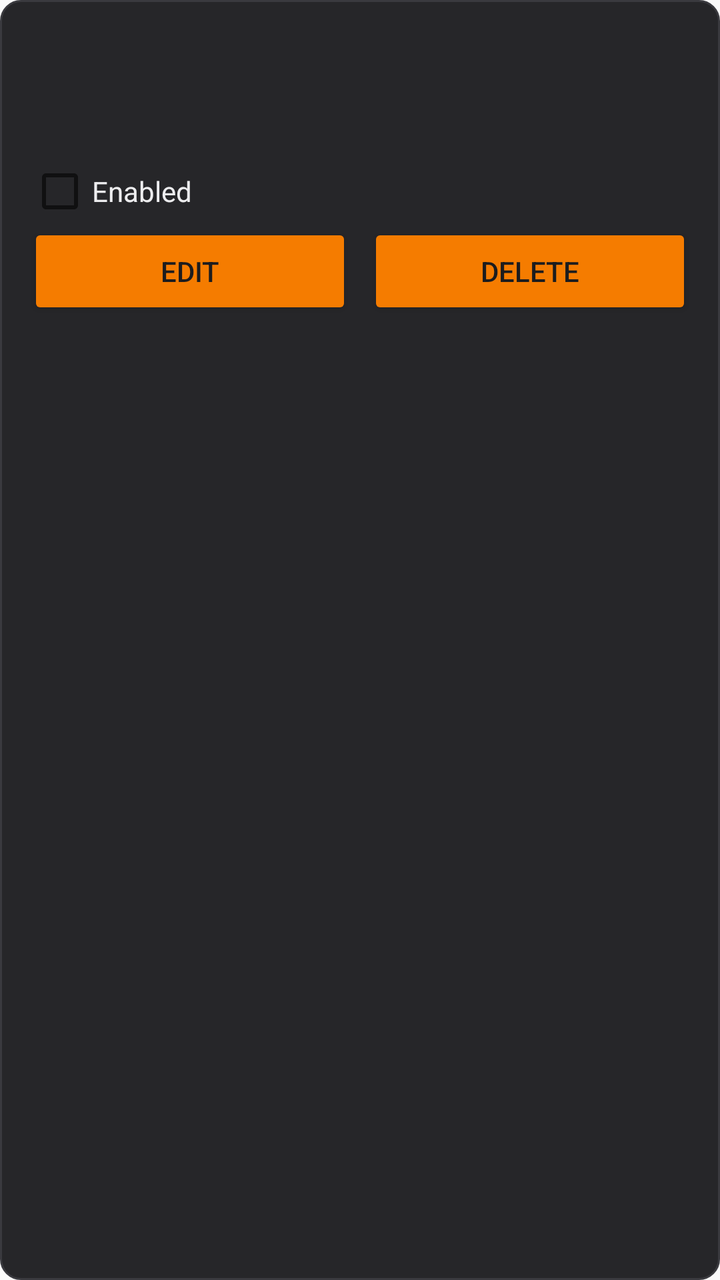
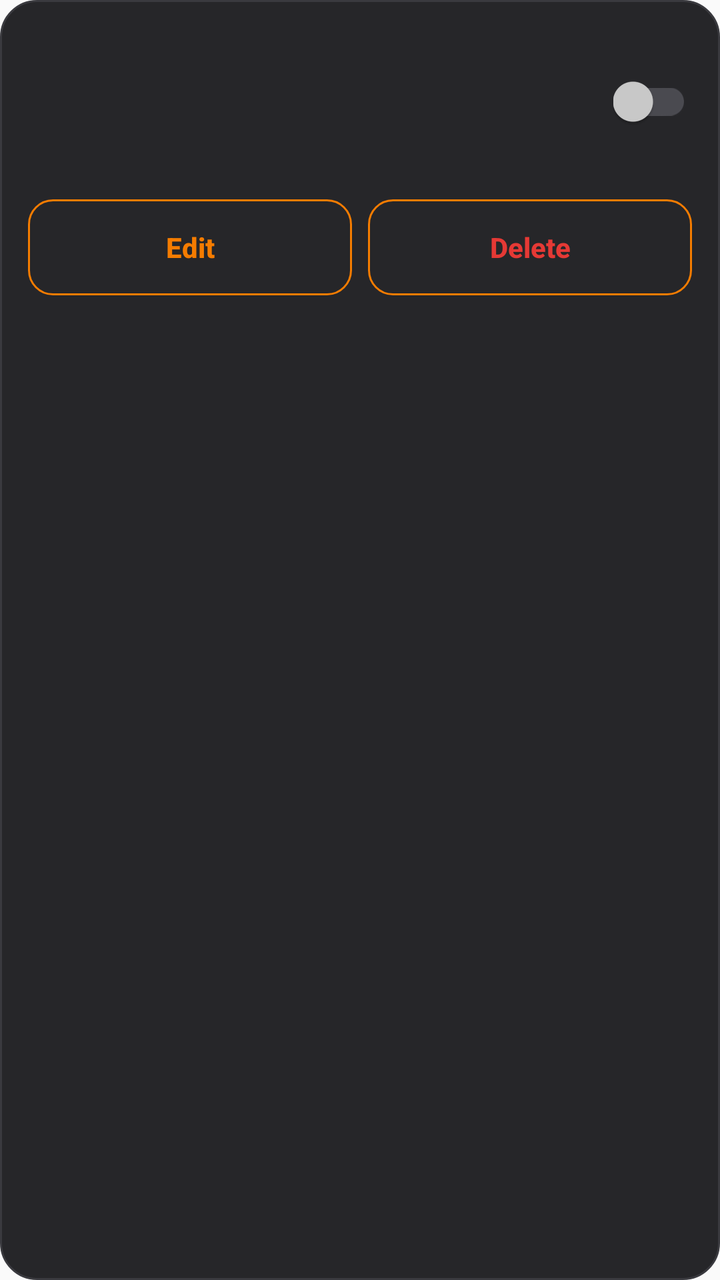

Before-and-after screenshots of an Android layout around one commit, followed by the original layout XML and the change that was made.
<!-- AndroidManifest.xml: application theme Theme.AppCompat.DayNight.NoActionBar -->
<!-- res/layout/item_knock.xml -->
<?xml version="1.0" encoding="utf-8"?>
<LinearLayout xmlns:android="http://schemas.android.com/apk/res/android"
    style="@style/CardContainer">

    <TextView android:id="@+id/knockSequence" style="@style/CardTitle" />
    <TextView android:id="@+id/knockAction" style="@style/BodyText" />
    <TextView android:id="@+id/knockSummary" style="@style/HintText" />
    <CheckBox
        android:id="@+id/knockEnabled"
        android:layout_width="wrap_content"
        android:layout_height="wrap_content"
        android:textColor="@color/text_primary"
        android:text="@string/knock_enabled" />

    <LinearLayout
        android:orientation="horizontal"
        android:layout_width="match_parent"
        android:layout_height="wrap_content">
        <Button android:id="@+id/knockEditBtn" style="@style/AmberButton.Row" android:text="@string/knock_edit" />
        <Button android:id="@+id/knockDeleteBtn" style="@style/AmberButton.Row" android:layout_marginStart="8dp" android:text="@string/knock_delete" />
    </LinearLayout>
</LinearLayout>
<!-- resources referenced by this layout -->
<resources>
  <color name="text_primary">#FFEDEDEF</color>
  <string name="knock_delete">Delete</string>
  <string name="knock_edit">Edit</string>
  <string name="knock_enabled">Enabled</string>
  <style name="AmberButton.Row">
          <item name="android:layout_width">0dp</item>
          <item name="android:layout_weight">1</item>
      </style>
  <style name="BodyText">
          <item name="android:layout_width">wrap_content</item>
          <item name="android:layout_height">wrap_content</item>
          <item name="android:textColor">@color/text_primary</item>
          <item name="android:textSize">15sp</item>
          <item name="android:paddingTop">3dp</item>
          <item name="android:paddingBottom">3dp</item>
      </style>
  <style name="CardContainer">
          <item name="android:orientation">vertical</item>
          <item name="android:background">@drawable/card_bg</item>
          <item name="android:paddingStart">14dp</item>
          <item name="android:paddingEnd">14dp</item>
          <item name="android:paddingTop">12dp</item>
          <item name="android:paddingBottom">12dp</item>
          <item name="android:layout_marginBottom">10dp</item>
          <item name="android:layout_width">match_parent</item>
          <item name="android:layout_height">wrap_content</item>
      </style>
  <style name="CardTitle">
          <item name="android:layout_width">wrap_content</item>
          <item name="android:layout_height">wrap_content</item>
          <item name="android:textColor">@color/accent_text</item>
          <item name="android:textSize">14sp</item>
          <item name="android:textStyle">bold</item>
          <item name="android:paddingBottom">6dp</item>
      </style>
  <style name="HintText">
          <item name="android:layout_width">wrap_content</item>
          <item name="android:layout_height">wrap_content</item>
          <item name="android:textColor">@color/text_hint</item>
          <item name="android:textSize">12sp</item>
      </style>
  <!-- drawable card_bg (drawable) -->
  <?xml version="1.0" encoding="utf-8"?>
  <shape xmlns:android="http://schemas.android.com/apk/res/android" android:shape="rectangle">
      <solid android:color="@color/card_bg" />
      <corners android:radius="10dp" />
      <stroke android:width="1dp" android:color="@color/card_border" />
  </shape>
  <color name="accent_text">#FFE3E3E6</color>
  <color name="text_hint">#FF9A9A9F</color>
  <color name="card_bg">#FF262629</color>
  <color name="card_border">#FF3A3A3F</color>
</resources>

<!-- the commit's change to res/layout/item_knock.xml (unified diff, before → after) -->
@@ -2,21 +2,38 @@
 <LinearLayout xmlns:android="http://schemas.android.com/apk/res/android"
     style="@style/CardContainer">
 
-    <TextView android:id="@+id/knockSequence" style="@style/CardTitle" />
-    <TextView android:id="@+id/knockAction" style="@style/BodyText" />
-    <TextView android:id="@+id/knockSummary" style="@style/HintText" />
-    <CheckBox
-        android:id="@+id/knockEnabled"
-        android:layout_width="wrap_content"
+    <LinearLayout
+        android:orientation="horizontal"
+        android:layout_width="match_parent"
         android:layout_height="wrap_content"
-        android:textColor="@color/text_primary"
-        android:text="@string/knock_enabled" />
+        android:gravity="center_vertical">
+        <LinearLayout
+            android:orientation="vertical"
+            android:layout_width="0dp"
+            android:layout_height="wrap_content"
+            android:layout_weight="1">
+            <TextView
+                android:id="@+id/knockSequence"
+                style="@style/BigNumber"
+                android:textSize="26sp"
+                android:textColor="@color/amber"
+                android:letterSpacing="0.08" />
+            <TextView android:id="@+id/knockAction" style="@style/BodyText" android:textStyle="bold" />
+            <TextView android:id="@+id/knockSummary" style="@style/HintText" />
+        </LinearLayout>
+        <androidx.appcompat.widget.SwitchCompat
+            android:id="@+id/knockEnabled"
+            style="@style/AppSwitch"
+            android:layout_width="wrap_content"
+            android:contentDescription="@string/knock_enabled" />
+    </LinearLayout>
 
     <LinearLayout
         android:orientation="horizontal"
         android:layout_width="match_parent"
-        android:layout_height="wrap_content">
-        <Button android:id="@+id/knockEditBtn" style="@style/AmberButton.Row" android:text="@string/knock_edit" />
-        <Button android:id="@+id/knockDeleteBtn" style="@style/AmberButton.Row" android:layout_marginStart="8dp" android:text="@string/knock_delete" />
+        android:layout_height="wrap_content"
+        android:layout_marginTop="10dp">
+        <Button android:id="@+id/knockEditBtn" style="@style/OutlineButton.Row" android:text="@string/knock_edit" />
+        <Button android:id="@+id/knockDeleteBtn" style="@style/OutlineButton.Row" android:layout_marginStart="8dp" android:textColor="@color/bad" android:text="@string/knock_delete" />
     </LinearLayout>
 </LinearLayout>
<!-- resource entries referenced after the edit -->
@@ -1,12 +1,26 @@
 <!-- resources referenced by this layout -->
 <resources>
+  <color name="amber">#FFF57C00</color>
+  <color name="bad">#FFE53935</color>
   <color name="text_primary">#FFEDEDEF</color>
   <string name="knock_delete">Delete</string>
   <string name="knock_edit">Edit</string>
   <string name="knock_enabled">Enabled</string>
-  <style name="AmberButton.Row">
-          <item name="android:layout_width">0dp</item>
-          <item name="android:layout_weight">1</item>
+  <style name="AppSwitch">
+          <item name="android:layout_width">match_parent</item>
+          <item name="android:layout_height">wrap_content</item>
+          <item name="android:minHeight">48dp</item>
+          <item name="android:textColor">@color/text_primary</item>
+          <item name="android:textSize">15sp</item>
+          <item name="thumbTint">@color/switch_thumb</item>
+          <item name="trackTint">@color/switch_track</item>
+      </style>
+  <style name="BigNumber">
+          <item name="android:layout_width">wrap_content</item>
+          <item name="android:layout_height">wrap_content</item>
+          <item name="android:textColor">@color/text_primary</item>
+          <item name="android:textSize">34sp</item>
+          <item name="android:textStyle">bold</item>
       </style>
   <style name="BodyText">
           <item name="android:layout_width">wrap_content</item>
@@ -27,28 +41,23 @@
           <item name="android:layout_width">match_parent</item>
           <item name="android:layout_height">wrap_content</item>
       </style>
-  <style name="CardTitle">
-          <item name="android:layout_width">wrap_content</item>
-          <item name="android:layout_height">wrap_content</item>
-          <item name="android:textColor">@color/accent_text</item>
-          <item name="android:textSize">14sp</item>
-          <item name="android:textStyle">bold</item>
-          <item name="android:paddingBottom">6dp</item>
-      </style>
   <style name="HintText">
           <item name="android:layout_width">wrap_content</item>
           <item name="android:layout_height">wrap_content</item>
           <item name="android:textColor">@color/text_hint</item>
           <item name="android:textSize">12sp</item>
       </style>
+  <style name="OutlineButton.Row">
+          <item name="android:layout_width">0dp</item>
+          <item name="android:layout_weight">1</item>
+      </style>
   <!-- drawable card_bg (drawable) -->
   <?xml version="1.0" encoding="utf-8"?>
   <shape xmlns:android="http://schemas.android.com/apk/res/android" android:shape="rectangle">
       <solid android:color="@color/card_bg" />
-      <corners android:radius="10dp" />
+      <corners android:radius="18dp" />
       <stroke android:width="1dp" android:color="@color/card_border" />
   </shape>
-  <color name="accent_text">#FFE3E3E6</color>
   <color name="text_hint">#FF9A9A9F</color>
   <color name="card_bg">#FF262629</color>
   <color name="card_border">#FF3A3A3F</color>
